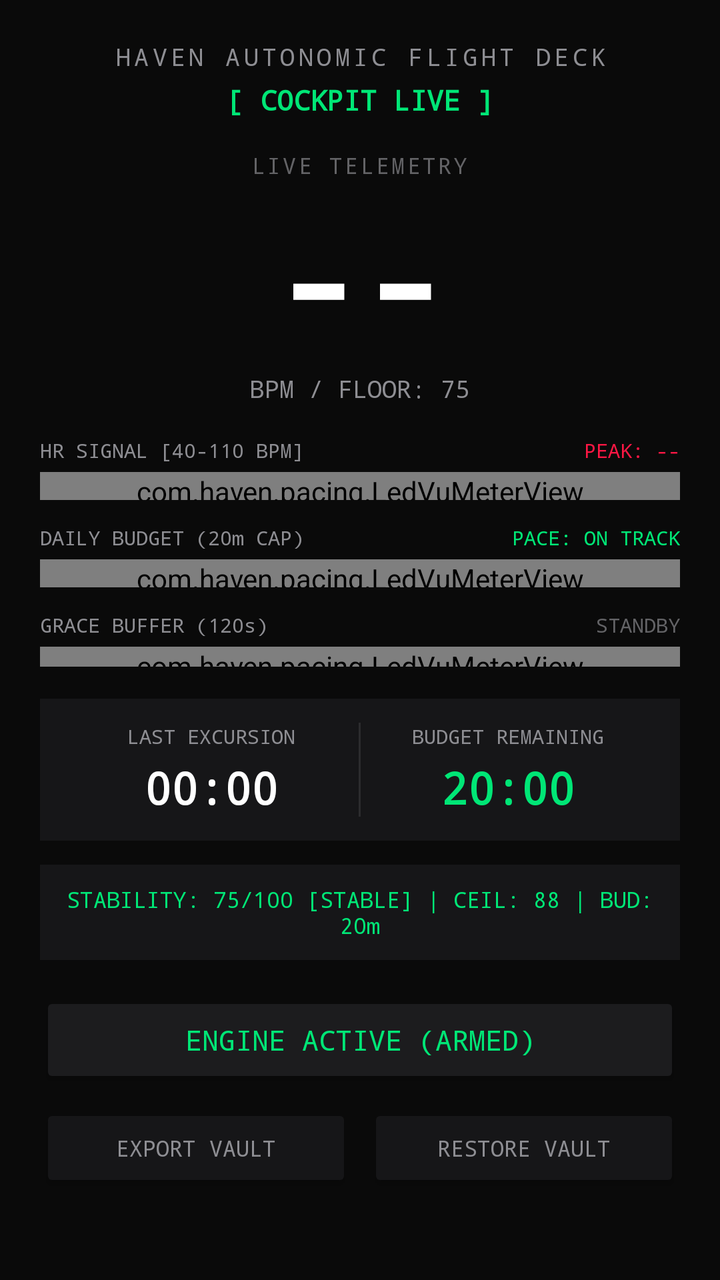
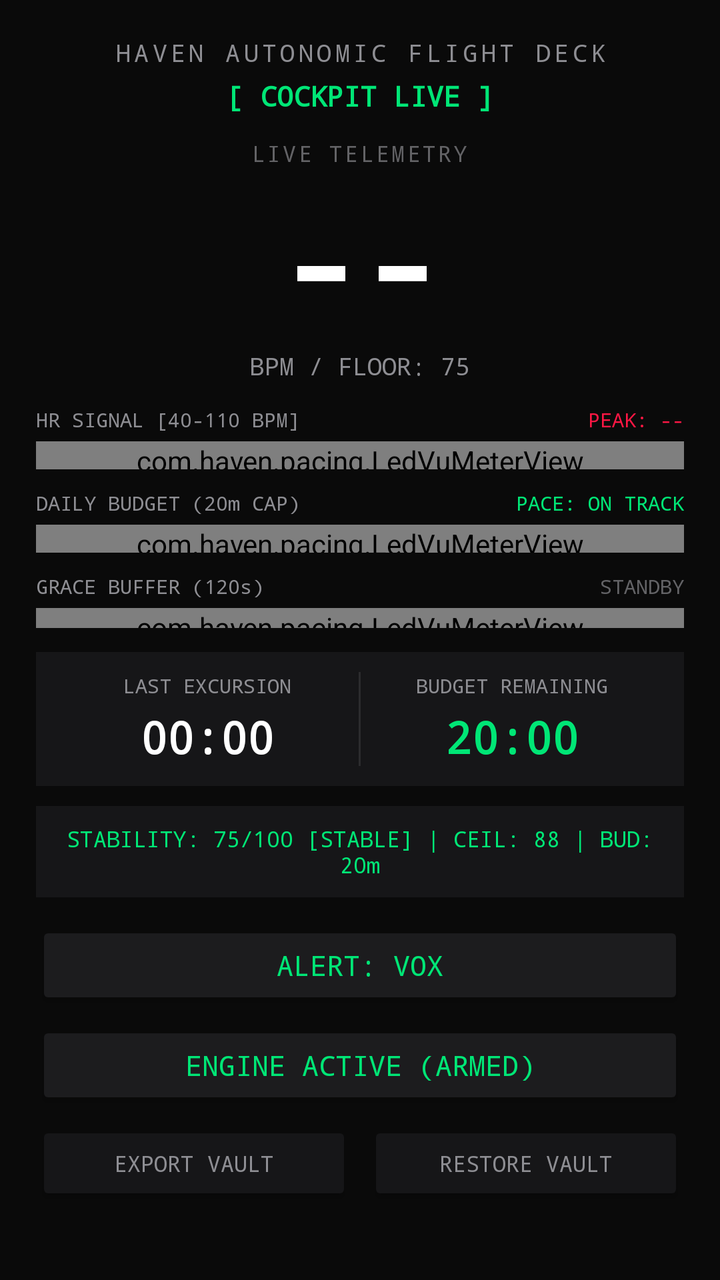

Screens rendered from an Android XML layout before and after an edit, with the pre-edit source and the edit as a unified diff.
<!-- AndroidManifest.xml: application theme Theme.AppCompat.NoActionBar -->
<!-- res/layout/activity_main.xml -->
<?xml version="1.0" encoding="utf-8"?>
<LinearLayout xmlns:android="http://schemas.android.com/apk/res/android"
    android:layout_width="match_parent"
    android:layout_height="match_parent"
    android:background="#0A0A0A"
    android:orientation="vertical"
    android:padding="20dp">

    
    <TextView
        android:layout_width="match_parent"
        android:layout_height="wrap_content"
        android:gravity="center"
        android:text="HAVEN AUTONOMIC FLIGHT DECK"
        android:textColor="#8E8E93"
        android:textSize="12sp"
        android:fontFamily="monospace"
        android:letterSpacing="0.15" />

    <TextView
        android:id="@+id/tvMode"
        android:layout_width="match_parent"
        android:layout_height="wrap_content"
        android:layout_marginTop="4dp"
        android:gravity="center"
        android:text="[ COCKPIT LIVE ]"
        android:textColor="#00E676"
        android:textSize="14sp"
        android:fontFamily="monospace"
        android:textStyle="bold" />

    
    <LinearLayout
        android:layout_width="match_parent"
        android:layout_height="wrap_content"
        android:layout_marginTop="16dp"
        android:gravity="center"
        android:orientation="vertical">

        <TextView
            android:layout_width="wrap_content"
            android:layout_height="wrap_content"
            android:text="LIVE TELEMETRY"
            android:textColor="#636366"
            android:textSize="11sp"
            android:fontFamily="monospace"
            android:letterSpacing="0.1" />

        <TextView
            android:id="@+id/tvLiveHr"
            android:layout_width="wrap_content"
            android:layout_height="wrap_content"
            android:text="--"
            android:textColor="#FFFFFF"
            android:textSize="72sp"
            android:textStyle="bold"
            android:fontFamily="monospace" />

        <TextView
            android:id="@+id/tvHrStatus"
            android:layout_width="wrap_content"
            android:layout_height="wrap_content"
            android:text="BPM / FLOOR: 75"
            android:textColor="#8E8E93"
            android:textSize="12sp"
            android:fontFamily="monospace" />
    </LinearLayout>

    
    <LinearLayout
        android:layout_width="match_parent"
        android:layout_height="wrap_content"
        android:layout_marginTop="16dp"
        android:orientation="vertical">

        <LinearLayout
            android:layout_width="match_parent"
            android:layout_height="wrap_content"
            android:orientation="horizontal">
            <TextView
                android:layout_width="0dp"
                android:layout_height="wrap_content"
                android:layout_weight="1"
                android:text="HR SIGNAL [40-110 BPM]"
                android:textColor="#8E8E93"
                android:textSize="10sp"
                android:fontFamily="monospace" />
            <TextView
                android:id="@+id/tvPeakIndicator"
                android:layout_width="wrap_content"
                android:layout_height="wrap_content"
                android:text="PEAK: --"
                android:textColor="#FF1744"
                android:textSize="10sp"
                android:fontFamily="monospace" />
        </LinearLayout>

        <com.haven.pacing.LedVuMeterView
            android:id="@+id/vuHr"
            android:layout_width="match_parent"
            android:layout_height="14dp"
            android:layout_marginTop="4dp" />
    </LinearLayout>

    
    <LinearLayout
        android:layout_width="match_parent"
        android:layout_height="wrap_content"
        android:layout_marginTop="12dp"
        android:orientation="vertical">

        <LinearLayout
            android:layout_width="match_parent"
            android:layout_height="wrap_content"
            android:orientation="horizontal">
            <TextView
                android:id="@+id/tvBudgetLabel"
                android:layout_width="0dp"
                android:layout_height="wrap_content"
                android:layout_weight="1"
                android:text="DAILY BUDGET (20m CAP)"
                android:textColor="#8E8E93"
                android:textSize="10sp"
                android:fontFamily="monospace" />
            <TextView
                android:id="@+id/tvPaceStatus"
                android:layout_width="wrap_content"
                android:layout_height="wrap_content"
                android:text="PACE: ON TRACK"
                android:textColor="#00E676"
                android:textSize="10sp"
                android:fontFamily="monospace" />
        </LinearLayout>

        <com.haven.pacing.LedVuMeterView
            android:id="@+id/vuBudget"
            android:layout_width="match_parent"
            android:layout_height="14dp"
            android:layout_marginTop="4dp" />
    </LinearLayout>

    
    <LinearLayout
        android:layout_width="match_parent"
        android:layout_height="wrap_content"
        android:layout_marginTop="12dp"
        android:orientation="vertical">

        <LinearLayout
            android:layout_width="match_parent"
            android:layout_height="wrap_content"
            android:orientation="horizontal">
            <TextView
                android:layout_width="0dp"
                android:layout_height="wrap_content"
                android:layout_weight="1"
                android:text="GRACE BUFFER (120s)"
                android:textColor="#8E8E93"
                android:textSize="10sp"
                android:fontFamily="monospace" />
            <TextView
                android:id="@+id/tvBufferStatus"
                android:layout_width="wrap_content"
                android:layout_height="wrap_content"
                android:text="STANDBY"
                android:textColor="#636366"
                android:textSize="10sp"
                android:fontFamily="monospace" />
        </LinearLayout>

        <com.haven.pacing.LedVuMeterView
            android:id="@+id/vuGrace"
            android:layout_width="match_parent"
            android:layout_height="10dp"
            android:layout_marginTop="4dp" />
    </LinearLayout>

    
    <LinearLayout
        android:layout_width="match_parent"
        android:layout_height="wrap_content"
        android:layout_marginTop="16dp"
        android:background="#161618"
        android:orientation="horizontal"
        android:padding="12dp">

        <LinearLayout
            android:layout_width="0dp"
            android:layout_height="wrap_content"
            android:layout_weight="1"
            android:gravity="center"
            android:orientation="vertical">
            <TextView
                android:layout_width="wrap_content"
                android:layout_height="wrap_content"
                android:text="LAST EXCURSION"
                android:textColor="#8E8E93"
                android:textSize="10sp"
                android:fontFamily="monospace" />
            <TextView
                android:id="@+id/tvExcursion"
                android:layout_width="wrap_content"
                android:layout_height="wrap_content"
                android:layout_marginTop="4dp"
                android:text="00:00"
                android:textColor="#FFFFFF"
                android:textSize="22sp"
                android:textStyle="bold"
                android:fontFamily="monospace" />
        </LinearLayout>

        <View
            android:layout_width="1dp"
            android:layout_height="match_parent"
            android:background="#2C2C2E" />

        <LinearLayout
            android:layout_width="0dp"
            android:layout_height="wrap_content"
            android:layout_weight="1"
            android:gravity="center"
            android:orientation="vertical">
            <TextView
                android:layout_width="wrap_content"
                android:layout_height="wrap_content"
                android:text="BUDGET REMAINING"
                android:textColor="#8E8E93"
                android:textSize="10sp"
                android:fontFamily="monospace" />
            <TextView
                android:id="@+id/tvBudgetRemaining"
                android:layout_width="wrap_content"
                android:layout_height="wrap_content"
                android:layout_marginTop="4dp"
                android:text="20:00"
                android:textColor="#00E676"
                android:textSize="22sp"
                android:textStyle="bold"
                android:fontFamily="monospace" />
        </LinearLayout>
    </LinearLayout>

    
    <TextView
        android:id="@+id/tvStabilityBanner"
        android:layout_width="match_parent"
        android:layout_height="wrap_content"
        android:layout_marginTop="12dp"
        android:background="#161618"
        android:gravity="center"
        android:padding="10dp"
        android:text="STABILITY: 75/100 [STABLE] | CEIL: 88 | BUD: 20m"
        android:textColor="#00E676"
        android:textSize="11sp"
        android:fontFamily="monospace" />

    
    <Button
        android:id="@+id/btnArm"
        android:layout_width="match_parent"
        android:layout_height="48dp"
        android:layout_marginTop="16dp"
        android:backgroundTint="#1C1C1E"
        android:text="ENGINE ACTIVE (ARMED)"
        android:textColor="#00E676"
        android:fontFamily="monospace" />

    <LinearLayout
        android:layout_width="match_parent"
        android:layout_height="wrap_content"
        android:layout_marginTop="8dp"
        android:orientation="horizontal">

        <Button
            android:id="@+id/btnExport"
            android:layout_width="0dp"
            android:layout_height="44dp"
            android:layout_marginEnd="4dp"
            android:layout_weight="1"
            android:backgroundTint="#161618"
            android:text="EXPORT VAULT"
            android:textColor="#8E8E93"
            android:textSize="11sp"
            android:fontFamily="monospace" />

        <Button
            android:id="@+id/btnRestore"
            android:layout_width="0dp"
            android:layout_height="44dp"
            android:layout_marginStart="4dp"
            android:layout_weight="1"
            android:backgroundTint="#161618"
            android:text="RESTORE VAULT"
            android:textColor="#8E8E93"
            android:textSize="11sp"
            android:fontFamily="monospace" />
    </LinearLayout>

</LinearLayout>
<!-- resources referenced by this layout -->
<resources>

</resources>

<!-- the commit's change to res/layout/activity_main.xml (unified diff, before → after) -->
@@ -4,7 +4,7 @@
     android:layout_height="match_parent"
     android:background="#0A0A0A"
     android:orientation="vertical"
-    android:padding="20dp">
+    android:padding="18dp">
 
     
     <TextView
@@ -33,7 +33,7 @@
     <LinearLayout
         android:layout_width="match_parent"
         android:layout_height="wrap_content"
-        android:layout_marginTop="16dp"
+        android:layout_marginTop="12dp"
         android:gravity="center"
         android:orientation="vertical">
 
@@ -52,7 +52,7 @@
             android:layout_height="wrap_content"
             android:text="--"
             android:textColor="#FFFFFF"
-            android:textSize="72sp"
+            android:textSize="68sp"
             android:textStyle="bold"
             android:fontFamily="monospace" />
 
@@ -70,7 +70,7 @@
     <LinearLayout
         android:layout_width="match_parent"
         android:layout_height="wrap_content"
-        android:layout_marginTop="16dp"
+        android:layout_marginTop="12dp"
         android:orientation="vertical">
 
         <LinearLayout
@@ -106,7 +106,7 @@
     <LinearLayout
         android:layout_width="match_parent"
         android:layout_height="wrap_content"
-        android:layout_marginTop="12dp"
+        android:layout_marginTop="10dp"
         android:orientation="vertical">
 
         <LinearLayout
@@ -143,7 +143,7 @@
     <LinearLayout
         android:layout_width="match_parent"
         android:layout_height="wrap_content"
-        android:layout_marginTop="12dp"
+        android:layout_marginTop="10dp"
         android:orientation="vertical">
 
         <LinearLayout
@@ -179,10 +179,10 @@
     <LinearLayout
         android:layout_width="match_parent"
         android:layout_height="wrap_content"
-        android:layout_marginTop="16dp"
+        android:layout_marginTop="12dp"
         android:background="#161618"
         android:orientation="horizontal"
-        android:padding="12dp">
+        android:padding="10dp">
 
         <LinearLayout
             android:layout_width="0dp"
@@ -245,10 +245,10 @@
         android:id="@+id/tvStabilityBanner"
         android:layout_width="match_parent"
         android:layout_height="wrap_content"
-        android:layout_marginTop="12dp"
+        android:layout_marginTop="10dp"
         android:background="#161618"
         android:gravity="center"
-        android:padding="10dp"
+        android:padding="9dp"
         android:text="STABILITY: 75/100 [STABLE] | CEIL: 88 | BUD: 20m"
         android:textColor="#00E676"
         android:textSize="11sp"
@@ -256,10 +256,21 @@
 
     
     <Button
+        android:id="@+id/btnAlertMode"
+        android:layout_width="match_parent"
+        android:layout_height="44dp"
+        android:layout_marginTop="12dp"
+        android:backgroundTint="#1C1C1E"
+        android:text="ALERT: VOX"
+        android:textColor="#00E676"
+        android:fontFamily="monospace" />
+
+    
+    <Button
         android:id="@+id/btnArm"
         android:layout_width="match_parent"
-        android:layout_height="48dp"
-        android:layout_marginTop="16dp"
+        android:layout_height="44dp"
+        android:layout_marginTop="6dp"
         android:backgroundTint="#1C1C1E"
         android:text="ENGINE ACTIVE (ARMED)"
         android:textColor="#00E676"
@@ -268,13 +279,13 @@
     <LinearLayout
         android:layout_width="match_parent"
         android:layout_height="wrap_content"
-        android:layout_marginTop="8dp"
+        android:layout_marginTop="6dp"
         android:orientation="horizontal">
 
         <Button
             android:id="@+id/btnExport"
             android:layout_width="0dp"
-            android:layout_height="44dp"
+            android:layout_height="42dp"
             android:layout_marginEnd="4dp"
             android:layout_weight="1"
             android:backgroundTint="#161618"
@@ -286,7 +297,7 @@
         <Button
             android:id="@+id/btnRestore"
             android:layout_width="0dp"
-            android:layout_height="44dp"
+            android:layout_height="42dp"
             android:layout_marginStart="4dp"
             android:layout_weight="1"
             android:backgroundTint="#161618"
